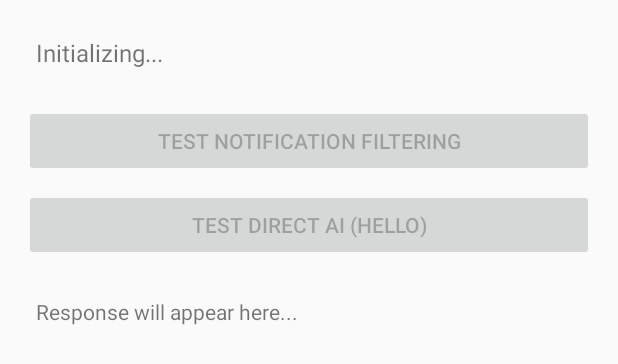
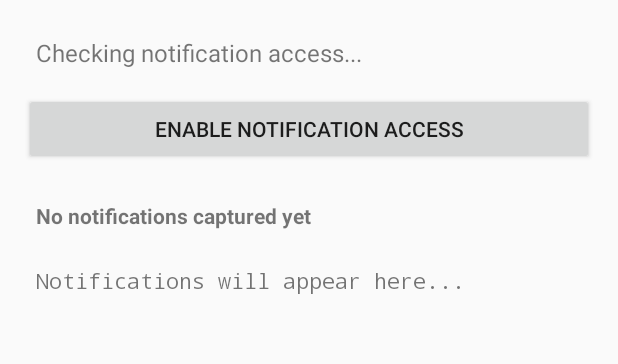
Before and after one commit to gwodu/Verdure, an Android app: the layout activity_main.xml on its own in the app's theme, with its tools: preview values and no code run, on a phone screen of 412 x 824 dp. Shown: the top 364 px of the screen. Run offline under Robolectric (Android 15) with nearby library versions, the phone set to English and light mode, and no system bars.

Commit message:
Implement notification access (Stage 1 MVP)
This commit implements the first stage of the notification intelligence MVP:
- NotificationListenerService to capture all device notifications
- Permission handling with Settings UI integration
- Real-time notification display with StateFlow
- Data model for notification metadata (app, title, text, timestamp, priority)

The app now:
1. Requests notification listener permission
2. Captures notifications as they arrive
3. Displays them in a scrollable list with formatted timestamps
4. Shows app name, title, text, and priority for each notification

Next steps: Implement semantic understanding and temporal reasoning for intelligent prioritization.

🤖 Generated with [Claude Code](https://claude.com/claude-code)

Co-Authored-By: Claude <noreply@anthropic.com>

```diff
--- a/VerdureApp/app/src/main/res/layout/activity_main.xml
+++ b/VerdureApp/app/src/main/res/layout/activity_main.xml
@@ -9,37 +9,40 @@
         android:id="@+id/statusText"
         android:layout_width="match_parent"
         android:layout_height="wrap_content"
-        android:text="Initializing..."
+        android:text="Checking notification access..."
         android:textSize="16sp"
         android:padding="8dp"/>
 
     <Button
-        android:id="@+id/testButton"
+        android:id="@+id/requestPermissionButton"
         android:layout_width="match_parent"
         android:layout_height="wrap_content"
-        android:text="Test Notification Filtering"
-        android:enabled="false"
-        android:layout_marginTop="16dp"/>
+        android:text="Enable Notification Access"
+        android:layout_marginTop="8dp"/>
 
-    <Button
-        android:id="@+id/testDirectAiButton"
+    <TextView
+        android:id="@+id/notificationCountText"
         android:layout_width="match_parent"
         android:layout_height="wrap_content"
-        android:text="Test Direct AI (Hello)"
-        android:enabled="false"
-        android:layout_marginTop="8dp"/>
+        android:text="No notifications captured yet"
+        android:textSize="14sp"
+        android:textStyle="bold"
+        android:padding="8dp"
+        android:layout_marginTop="16dp"/>
 
     <ScrollView
         android:layout_width="match_parent"
-        android:layout_height="match_parent"
-        android:layout_marginTop="16dp">
+        android:layout_height="0dp"
+        android:layout_weight="1"
+        android:layout_marginTop="8dp">
 
         <TextView
-            android:id="@+id/responseText"
+            android:id="@+id/notificationListText"
             android:layout_width="match_parent"
             android:layout_height="wrap_content"
-            android:text="Response will appear here..."
+            android:text="Notifications will appear here..."
             android:textSize="14sp"
+            android:fontFamily="monospace"
             android:padding="8dp"/>
     </ScrollView>
 
```
Also changed, not shown: VerdureApp/app/src/main/AndroidManifest.xml (+10 -0 lines), VerdureApp/app/src/main/java/com/verdure/data/NotificationData.kt (added, +30 -0 lines), VerdureApp/app/src/main/java/com/verdure/services/VerdureNotificationListener.kt (added, +128 -0 lines), VerdureApp/app/src/main/java/com/verdure/ui/MainActivity.kt (+85 -61 lines).
